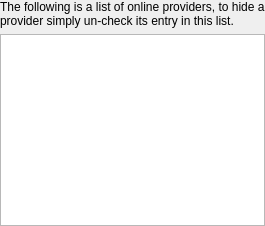
The window that online/onlinesettings.ui (CDrummond/cantata) describes before a commit, drawn with Qt 5.
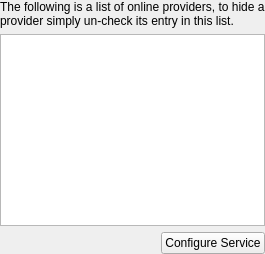
The same window after the commit.

Patch:
```diff
--- a/online/onlinesettings.ui
+++ b/online/onlinesettings.ui
@@ -6,7 +6,7 @@
    <property name="margin">
     <number>0</number>
    </property>
-   <item row="0" column="0" colspan="3">
+   <item row="0" column="0" colspan="2">
     <widget class="QLabel" name="label">
      <property name="text">
       <string>The following is a list of online providers, to hide a provider simply un-check its entry in this list.</string>
@@ -16,9 +16,38 @@
      </property>
     </widget>
    </item>
-   <item row="1" column="0" colspan="3">
+   <item row="1" column="0" colspan="2">
     <widget class="QListWidget" name="providers"/>
    </item>
+   <item row="2" column="0">
+    <spacer name="spacer">
+     <property name="orientation">
+      <enum>Qt::Horizontal</enum>
+     </property>
+     <property name="sizeType">
+      <enum>QSizePolicy::MinimumExpanding</enum>
+     </property>
+     <property name="sizeHint" stdset="0">
+      <size>
+       <width>0</width>
+       <height>0</height>
+      </size>
+     </property>
+    </spacer>
+   </item>
+   <item row="2" column="1">
+    <widget class="QPushButton" name="configureButton">
+     <property name="sizePolicy">
+      <sizepolicy hsizetype="Preferred" vsizetype="Fixed">
+       <horstretch>0</horstretch>
+       <verstretch>0</verstretch>
+      </sizepolicy>
+     </property>
+     <property name="text">
+      <string>Configure Service</string>
+     </property>
+    </widget>
+   </item>
   </layout>
  </widget>
  <resources/>
```
